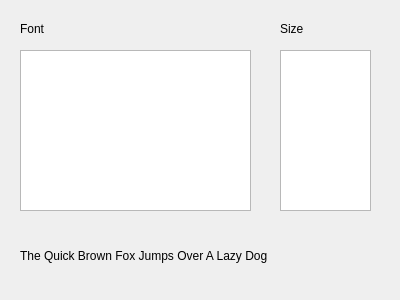
Old version of the form IDE/GUI/dialogs/interfacecfg/interfacecfg_editfonts.ui in the repository AbyssAbbeba/MDS-picoblaze-AVR-ide.
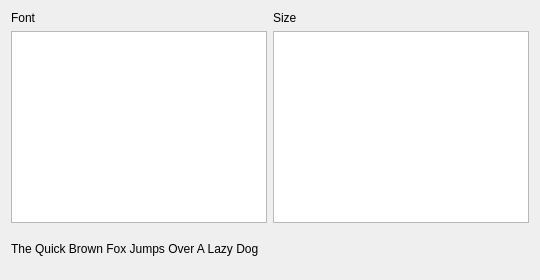
New version of the form.

Diff of the .ui file:
```diff
--- a/IDE/GUI/dialogs/interfacecfg/interfacecfg_editfonts.ui
+++ b/IDE/GUI/dialogs/interfacecfg/interfacecfg_editfonts.ui
@@ -2,76 +2,44 @@
 <ui version="4.0">
  <class>InterfaceCfg_EditFonts</class>
  <widget class="QWidget" name="InterfaceCfg_EditFonts">
-  <property name="geometry">
-   <rect>
-    <x>0</x>
-    <y>0</y>
-    <width>400</width>
-    <height>300</height>
-   </rect>
-  </property>
   <property name="windowTitle">
    <string>Form</string>
   </property>
+  <layout class="QGridLayout" name="gridLayout">
+   <item row="0" column="0">
   <widget class="QLabel" name="label">
-   <property name="geometry">
-    <rect>
-     <x>20</x>
-     <y>20</y>
-     <width>66</width>
-     <height>17</height>
-    </rect>
-   </property>
    <property name="text">
     <string>Font</string>
    </property>
   </widget>
+   </item>
+   <item row="0" column="1">
   <widget class="QLabel" name="label_2">
-   <property name="geometry">
-    <rect>
-     <x>280</x>
-     <y>20</y>
-     <width>66</width>
-     <height>17</height>
-    </rect>
-   </property>
    <property name="text">
     <string>Size</string>
    </property>
   </widget>
-  <widget class="QListWidget" name="listFonts">
-   <property name="geometry">
-    <rect>
-     <x>20</x>
-     <y>50</y>
-     <width>231</width>
-     <height>161</height>
-    </rect>
-   </property>
-  </widget>
-  <widget class="QListWidget" name="listSize">
-   <property name="geometry">
-    <rect>
-     <x>280</x>
-     <y>50</y>
-     <width>91</width>
-     <height>161</height>
-    </rect>
-   </property>
-  </widget>
+   </item>
+   <item row="1" column="0">
+    <widget class="QListWidget" name="listFonts"/>
+   </item>
+   <item row="1" column="1">
+    <widget class="QListWidget" name="listSize"/>
+   </item>
+   <item row="2" column="0" colspan="2">
   <widget class="QLabel" name="lblSample">
-   <property name="geometry">
-    <rect>
-     <x>20</x>
-     <y>230</y>
-     <width>351</width>
-     <height>51</height>
-    </rect>
+     <property name="minimumSize">
+      <size>
+       <width>0</width>
+       <height>40</height>
+      </size>
    </property>
    <property name="text">
     <string>The Quick Brown Fox Jumps Over A Lazy Dog</string>
    </property>
   </widget>
+   </item>
+  </layout>
  </widget>
  <resources/>
  <connections/>
```
Lines whose indentation alone changed are shown as unchanged.
